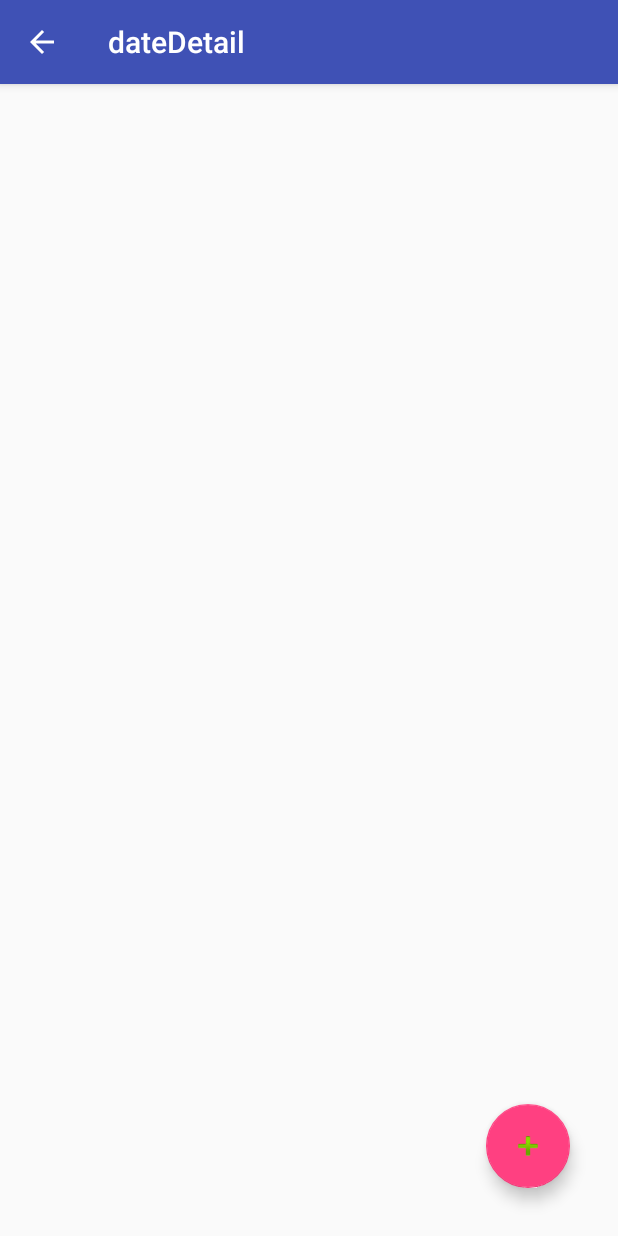
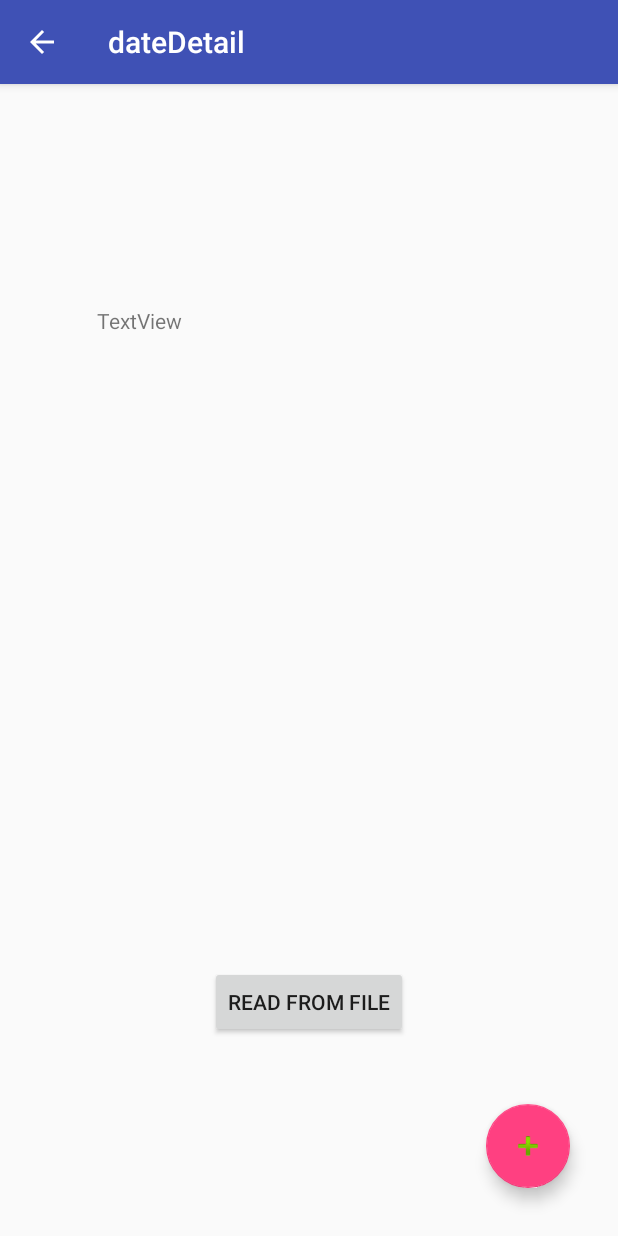
Before and after one commit to CyStorm/casProject, an Android app: the AddTask screen opened directly, with no data from a screen before it, after a tap on "ADD", on a phone screen of 412 x 824 dp. Run offline under Robolectric (Android 15) with nearby library versions, the phone set to English and light mode, and no system bars.

Commit message:
added filewriting
can write to files which stays persistent, but only 1 string and when read is all at same time, maybe each task separate txt add more functionality

```diff
--- a/masterCasProject/app/src/main/AndroidManifest.xml
+++ b/masterCasProject/app/src/main/AndroidManifest.xml
@@ -1,6 +1,8 @@
 <?xml version="1.0" encoding="utf-8"?>
 <manifest xmlns:android="http://schemas.android.com/apk/res/android"
     package="com.example.fumblevore_gaming.mastercasproject">
+    <uses-permission android:name="android.permission.WRITE_EXTERNAL_STORAGE" />
+    <uses-permission android:name="android.permission.READ_EXTERNAL_STORAGE" />
 
     <application
         android:allowBackup="true"
--- a/masterCasProject/app/src/main/java/com/example/fumblevore_gaming/mastercasproject/AddTask.java
+++ b/masterCasProject/app/src/main/java/com/example/fumblevore_gaming/mastercasproject/AddTask.java
@@ -2,6 +2,7 @@ package com.example.fumblevore_gaming.mastercasproject;
 
 import android.app.DatePickerDialog;
 import android.app.TimePickerDialog;
+import android.content.Context;
 import android.content.Intent;
 import android.graphics.Color;
 import android.graphics.drawable.ColorDrawable;
@@ -21,6 +22,15 @@ import android.widget.EditText;
 import android.widget.TextView;
 import android.widget.Spinner;
 import android.widget.TimePicker;
+import android.widget.Toast;
+
+import java.io.BufferedReader;
+import java.io.File;
+import java.io.FileInputStream;
+import java.io.FileNotFoundException;
+import java.io.FileOutputStream;
+import java.io.IOException;
+import java.io.InputStreamReader;
 
 public class AddTask extends AppCompatActivity {
 
@@ -86,6 +96,7 @@ public class AddTask extends AppCompatActivity {
             }
         });
 
+
         // functionality to the button ADD
         Button createNewTask = findViewById(R.id.addTaskCreate);
         createNewTask.setOnClickListener(new View.OnClickListener() {
@@ -100,6 +111,7 @@ public class AddTask extends AppCompatActivity {
                 TaskDate = TaskDateIN.getText().toString();
                 TaskTime = TaskTimeIN.getText().toString();
 
+
                 // creates new task object with inputted attributes.
                 Task test = new Task(TaskName, TaskSubject, TaskDescription, TaskPriority, TaskDate, TaskTime);
                 Log.d("task", test.getName());
@@ -109,12 +121,9 @@ public class AddTask extends AppCompatActivity {
                 Log.d("task", test.getDate());
                 Log.d("task", test.getTime());
 
-                // potentially useless code to send information to other activity.
+                FileWriting.saveToFile(AddTask.this, TaskName);
+
                 Intent transferToDisplay = new Intent(AddTask.this, DateDetail.class);
-                transferToDisplay.putExtra("TaskName", TaskName);
-                transferToDisplay.putExtra("TaskSubject", TaskSubject);
-                transferToDisplay.putExtra("TaskDescription", TaskDescription);
-                transferToDisplay.putExtra("TaskPriority", TaskPriority);
 
                 startActivity(transferToDisplay);
 
@@ -122,5 +131,4 @@ public class AddTask extends AppCompatActivity {
         });
         getSupportActionBar().setDisplayHomeAsUpEnabled(true);
     }
-
 }
--- a/masterCasProject/app/src/main/java/com/example/fumblevore_gaming/mastercasproject/DateDetail.java
+++ b/masterCasProject/app/src/main/java/com/example/fumblevore_gaming/mastercasproject/DateDetail.java
@@ -10,6 +10,7 @@ import android.support.v7.app.AppCompatActivity;
 import android.support.v7.widget.Toolbar;
 import android.util.Log;
 import android.view.View;
+import android.widget.Button;
 import android.widget.TextView;
 
 public class DateDetail extends AppCompatActivity {
@@ -34,12 +35,16 @@ public class DateDetail extends AppCompatActivity {
         });
 
         // get all attributes from addtask and store them permanantly and display in a list
-        Intent recieveData = getIntent();
-        String TaskName = recieveData.getStringExtra("TaskName");
-        String TaskDescription = recieveData.getStringExtra("TaskDescription");
-        String TaskSubject = recieveData.getStringExtra("TaskSubject");
-        String TaskPriority = recieveData.getStringExtra("TaskPriority");
 
+
+        Button readButton = findViewById(R.id.readTestButton);
+        TextView fileDisplay = findViewById(R.id.fildDisplay);
+        readButton.setOnClickListener(new View.OnClickListener() {
+            @Override
+            public void onClick(View v) {
+                fileDisplay.setText(FileWriting.ReadFile(DateDetail.this));
+            }
+        });
 
         getSupportActionBar().setDisplayHomeAsUpEnabled(true);
     }
--- /dev/null
+++ b/masterCasProject/app/src/main/java/com/example/fumblevore_gaming/mastercasproject/FileWriting.java
@@ -0,0 +1,67 @@
+package com.example.fumblevore_gaming.mastercasproject;
+
+import android.content.Context;
+import android.os.Environment;
+import android.util.Log;
+import android.view.View;
+import android.widget.Toast;
+
+import java.io.BufferedReader;
+import java.io.File;
+import java.io.FileInputStream;
+import java.io.FileNotFoundException;
+import java.io.FileOutputStream;
+import java.io.IOException;
+import java.io.InputStreamReader;
+
+public class FileWriting {
+    final static String FILENAME = "tasks.txt";
+
+    public static  String ReadFile( Context context){
+        String line = null;
+        final String path = context.getFilesDir().getAbsolutePath();
+
+        try {
+            FileInputStream fileInputStream = new FileInputStream (new File(path + FILENAME));
+            InputStreamReader inputStreamReader = new InputStreamReader(fileInputStream);
+            BufferedReader bufferedReader = new BufferedReader(inputStreamReader);
+            StringBuilder stringBuilder = new StringBuilder();
+
+            while ( (line = bufferedReader.readLine()) != null )
+            {
+                stringBuilder.append(line + System.getProperty("line.separator"));
+            }
+            fileInputStream.close();
+            line = stringBuilder.toString();
+
+            bufferedReader.close();
+        }
+        catch(FileNotFoundException e) {
+            e.printStackTrace();
+        }
+        catch(IOException e) {
+            e.printStackTrace();
+        }
+        return line;
+    }
+
+    public static boolean saveToFile(Context context, String data){
+        final String path = context.getFilesDir().getAbsolutePath();
+        try {
+            new File(path).mkdir();
+            File file = new File(path + FILENAME);
+            if (!file.exists()) {
+                file.createNewFile();
+            }
+            FileOutputStream fileOutputStream = new FileOutputStream(file,true);
+            fileOutputStream.write((data + System.getProperty("line.separator")).getBytes());
+
+            return true;
+        }  catch(FileNotFoundException e) {
+            e.printStackTrace();
+        }  catch(IOException e) {
+            e.printStackTrace();
+        }
+        return  false;
+    }
+}
--- a/masterCasProject/app/src/main/res/layout/content_date_detail.xml
+++ b/masterCasProject/app/src/main/res/layout/content_date_detail.xml
@@ -21,4 +21,26 @@
         app:srcCompat="@android:drawable/ic_input_add"
         android:focusable="true" />
 
+    <Button
+        android:id="@+id/readTestButton"
+        android:layout_width="wrap_content"
+        android:layout_height="wrap_content"
+        android:layout_marginEnd="140dp"
+        android:layout_marginRight="140dp"
+        android:layout_marginBottom="132dp"
+        android:text="Read from file"
+        app:layout_constraintBottom_toBottomOf="parent"
+        app:layout_constraintEnd_toEndOf="parent" />
+
+    <TextView
+        android:id="@+id/fildDisplay"
+        android:layout_width="267dp"
+        android:layout_height="85dp"
+        android:layout_marginTop="148dp"
+        android:layout_marginEnd="80dp"
+        android:layout_marginRight="80dp"
+        android:text="TextView"
+        app:layout_constraintEnd_toEndOf="parent"
+        app:layout_constraintTop_toTopOf="parent" />
+
 </android.support.constraint.ConstraintLayout>
```
